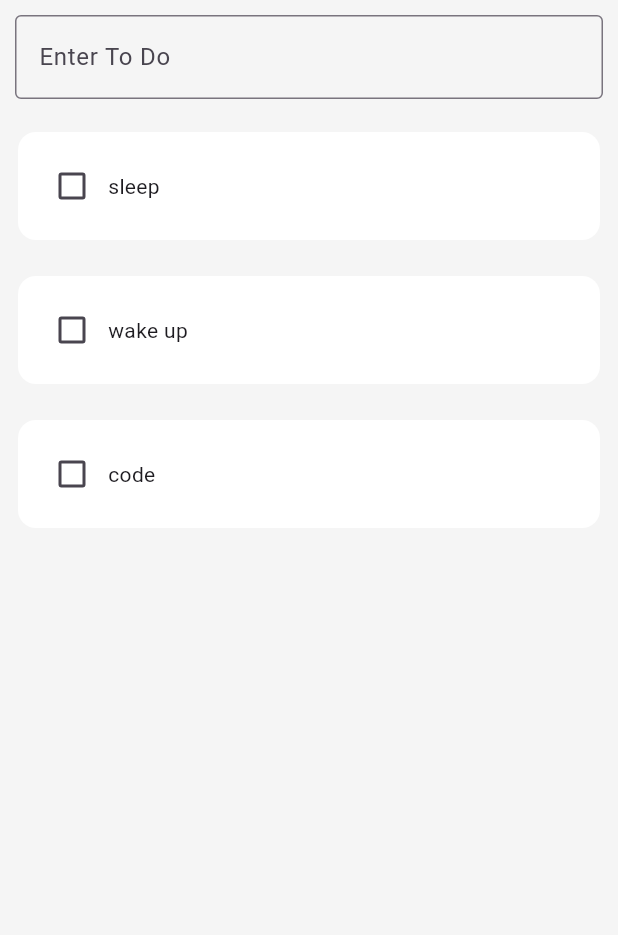
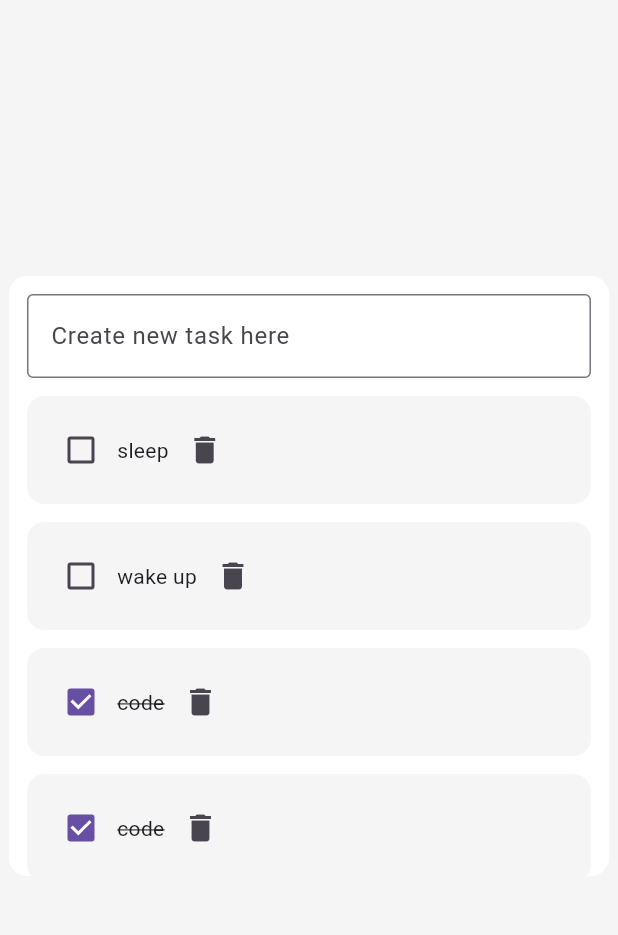
Before and after one commit to mtuan8820/flutter_todo_list, a Flutter app: the screen it shows after launch, on a phone screen of 412 x 824 dp, the part 84-1019 px from its top. Run offline on Flutter 3.47's test engine with Material 3 defaults, Android fonts, the phone set to English and light mode, and no system bars.

Commit message:
implement createTask and deleteTask function

```diff
--- a/lib/components/todo/todo_input.dart
+++ b/lib/components/todo/todo_input.dart
@@ -1,17 +1,25 @@
 import 'package:flutter/material.dart';
 
 class ToDoInput extends StatelessWidget{
-  const ToDoInput({super.key});
+  final controller;
+  VoidCallback onSubmit;
+  ToDoInput({
+    super.key,
+    required this.controller,
+    required this.onSubmit,
+  });
 
   @override
   Widget build(BuildContext context) {
     return Container(
-      padding: const EdgeInsets.all(10),
-      child: const TextField(
+      padding: const EdgeInsets.all(12),
+      child: TextField(
+        controller: controller,
         decoration: InputDecoration(
-        border: OutlineInputBorder(),
-        labelText: 'Enter To Do',
+          border: OutlineInputBorder(),
+          labelText: 'Create new task here',
         ),
+        onSubmitted: (value){onSubmit();},
       ),
     );
   }
--- a/lib/components/todo/todo_list.dart
+++ b/lib/components/todo/todo_list.dart
@@ -1,9 +1,10 @@
 import 'package:flutter/material.dart';
 import 'package:todo_list/components/todo/todo_task.dart';
 
+GlobalKey<_ToDoListState> globalKey = GlobalKey();
+
 class ToDoList extends StatefulWidget {
   const ToDoList({super.key});
-
   @override
   State<ToDoList> createState() => _ToDoListState();
 }
@@ -20,9 +21,47 @@ class _ToDoListState extends State<ToDoList> {
     ],
     [
       "code",
+      true,
+    ],
+    [
+      "code",
+      true,
+    ],
+    [
+      "code",
+      true,
+    ],
+    [
+      "code",
+      false,
+    ],
+    [
+      "code",
+      false,
+    ],
+    [
+      "code",
       false,
     ],
   ];
+
+  void checkTaskHandler(int index){
+    setState(() {
+      toDoList[index][1] = !toDoList[index][1];
+    });
+  }
+
+  void createNewTask(title){
+    setState(() {
+      toDoList.add([title, false]);
+    });
+  }
+
+  void deleteTask(index){
+    setState(() {
+      toDoList.removeAt(index);
+    });
+  }
 
   @override
   Widget build(BuildContext context) {
@@ -32,7 +71,8 @@ class _ToDoListState extends State<ToDoList> {
         return ToDoTask(
           taskTitle: toDoList[index][0],
           isChecked: toDoList[index][1],
-          checkTaskHandler: (p0){},
+          checkTaskHandler: (event) => checkTaskHandler(index),
+          deleteTaskHandler: (context) => deleteTask(index),
         );
       },
     );
--- a/lib/components/todo/todo_task.dart
+++ b/lib/components/todo/todo_task.dart
@@ -4,33 +4,43 @@ class ToDoTask extends StatelessWidget {
   final String taskTitle;
   final bool isChecked;
   Function(bool?) checkTaskHandler;
+  Function(BuildContext?) deleteTaskHandler;
 
   ToDoTask({
     super.key,
     required this.taskTitle,
     required this.isChecked,
     required this.checkTaskHandler,
+    required this.deleteTaskHandler,
   });
 
   @override
   Widget build(BuildContext context) {
     return Padding(
-      padding: const EdgeInsets.all(12),
+      padding: const EdgeInsets.only(left: 12, right: 12, top: 0, bottom: 12),
       child: Container(
         padding: const EdgeInsets.all(12),
+        decoration: BoxDecoration(
+          color: Colors.grey.shade100,
+          borderRadius: BorderRadius.circular(12),
+        ),
         child: Row(
           children: [
             Checkbox(
               value: isChecked,
               onChanged: checkTaskHandler,
             ),
-            Text(taskTitle),
+            Text(
+              taskTitle,
+              style: TextStyle(decoration: isChecked ? TextDecoration.lineThrough : TextDecoration.none),
+            ),
+            IconButton(
+              icon: Icon(Icons.delete),
+              onPressed: () => deleteTaskHandler(context),
+            ),
           ],
         ),
-        decoration: BoxDecoration(
-          color: Colors.white,
-          borderRadius: BorderRadius.circular(12),
-        ),
+
       ),
     );
   }
--- a/lib/views/home/home_view.dart
+++ b/lib/views/home/home_view.dart
@@ -10,6 +10,14 @@ class HomeView extends StatefulWidget {
 }
 
 class _HomeViewState extends State<HomeView> {
+  final _textEditingController = TextEditingController();
+
+  void createNewTask() {
+    // print(_textEditingController.text);
+    // need to pass _textEditingController.text to list to update the array
+    globalKey.currentState?.createNewTask(_textEditingController.text);
+    _textEditingController.clear();
+  }
 
   @override
   Widget build(BuildContext context) {
@@ -19,19 +27,28 @@ class _HomeViewState extends State<HomeView> {
           title: const Text('To-Do List'),
         ),
         // ignore: avoid_unnecessary_containers
-      body: Container(
-        child: Column(
-          children: <Widget>[
-            ToDoInput(),
+        body: Center(
+          child: Container(
+            width: 400,
+            height: 400,
+            decoration: BoxDecoration(
+              color: Colors.white,
+              borderRadius: BorderRadius.circular(12),
+            ),
+            child: Column(children: <Widget>[
+              ToDoInput(
+                controller: _textEditingController,
+                onSubmit: createNewTask,
+              ),
               Expanded(
                 child: SizedBox(
-                height: 200,
-                child: ToDoList(),
+                  child: ToDoList(
+                    key: globalKey,
+                  ),
                 ),
               )
-          ]
+            ]),
           ),
-      ),
-    );
+        ));
   }
 }
```
Lines whose indentation alone changed are shown as unchanged.
